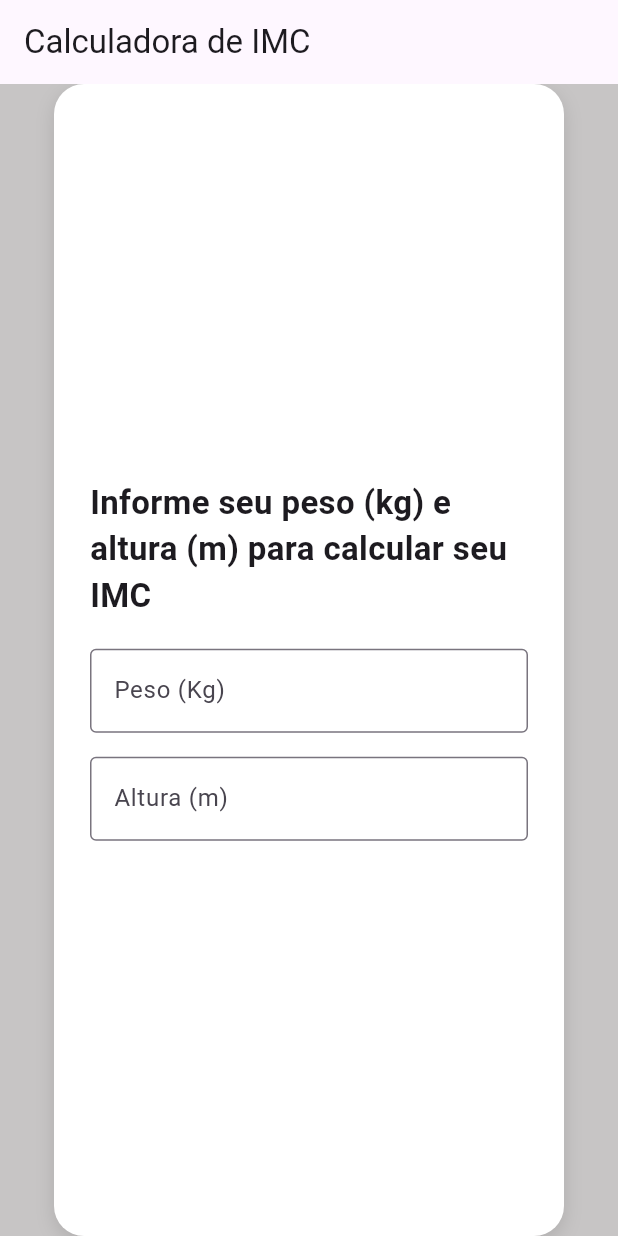
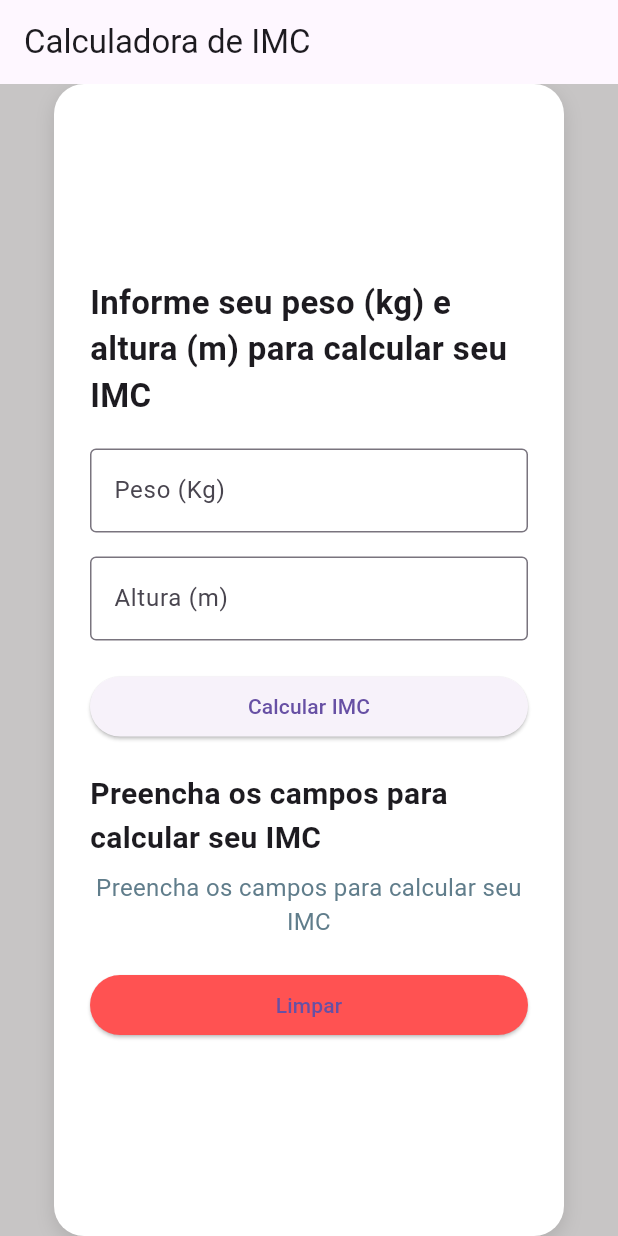
Before and after one commit to Matheus-Pinheiro1/Estudos_Flutter, a Flutter app: the screen it shows after launch, on a phone screen of 412 x 824 dp. Run offline on Flutter 3.47's test engine with Material 3 defaults, Android fonts, the phone set to English and light mode, and no system bars.

Commit message:
Adição de avisos e cálculo do IMC na tela Principal.

```diff
--- a/ex_04_imc/lib/main.dart
+++ b/ex_04_imc/lib/main.dart
@@ -7,11 +7,10 @@ void main() {
 class MyApp extends StatelessWidget {
   const MyApp({super.key});
 
-
   @override
   Widget build(BuildContext context) {
     return const MaterialApp(
-      home:  ImcPage(),
+      home: ImcPage(),
       debugShowCheckedModeBanner: false,
     );
   }
@@ -25,16 +24,82 @@ class ImcPage extends StatefulWidget {
 }
 
 class _ImcPageState extends State<ImcPage> {
-  final TextEditingController _weightController = TextEditingController();
-  final TextEditingController _heightController = TextEditingController();
+  final TextEditingController weightController = TextEditingController();
+  final TextEditingController heightController = TextEditingController();
 
   double? _imc;
   String aviso = 'Preencha os campos para calcular seu IMC';
 
+  String getImcClassification(double value) {
+    if (value < 18.5) {
+      return 'Abaixo do peso';
+    }
+    if (value < 25) {
+      return 'Peso normal(Eutrófico)';
+    }
+    if (value < 30) {
+      return 'Sobrepeso';
+    }
+    if (value < 35) {
+      return 'Obesidade Grau I';
+    }
+    if (value < 40) {
+      return 'Obesidade Grau II';
+    }
+    return 'Obesidade Grau III(Mórbida)';
+  }
+
+  void calculateIMC() {
+    final String weightText = weightController.text;
+    final String heightText = heightController.text;
+
+    if (weightText.isEmpty || heightText.isEmpty) {
+      setState(() {
+        aviso = 'Preencha peso e altura para calcular o IMC';
+        _imc = null;
+      });
+      return;
+    }
+
+    final double? weight = double.tryParse(weightText);
+    final double? height = double.tryParse(heightText);
+
+    if (weight == null || height == null) {
+      setState(() {
+        aviso = 'Digite números válidos para peso e altura.';
+        _imc = null;
+      });
+      return;
+    }
+
+    if (height <= 0 || weight <= 0) {
+      setState(() {
+        aviso = 'Peso e altura devem ser maiores que zero.';
+        _imc = null;
+      });
+      return;
+    }
+
+    final double result = weight / (height * height);
+    setState(() {
+      _imc = result;
+      aviso = 'Resultado do seu IMC';
+    });
+  }
+
+  void clearFields() {
+    setState(() {
+      weightController.clear();
+      heightController.clear();
+      _imc = null;
+      aviso = 'Preencha os campos para calcular seu IMC';
+    });
+  }
+
   @override
   void dispose() {
-    _weightController.dispose();
-    _heightController.dispose();
+    weightController.dispose();
+    heightController.dispose();
     super.dispose();
   }
 
@@ -72,7 +137,7 @@ class _ImcPageState extends State<ImcPage> {
               ),
               const SizedBox(height: 20),
               TextField(
-                controller: _weightController,
+                controller: weightController,
                 keyboardType: TextInputType.numberWithOptions(decimal: true),
                 decoration: const InputDecoration(
                   labelText: 'Peso (Kg)',
@@ -81,11 +146,47 @@ class _ImcPageState extends State<ImcPage> {
               ),
               const SizedBox(height: 16),
                TextField(
-                controller: _heightController,
+                controller: heightController,
                 keyboardType: TextInputType.numberWithOptions(decimal: true),
                 decoration: const InputDecoration(
                   labelText: 'Altura (m)',
                   border: OutlineInputBorder(),
+                ),
+              ),
+              const SizedBox(height: 20),
+              SizedBox(
+                width: double.infinity,
+                child: ElevatedButton(
+                  onPressed: calculateIMC,
+                  child: const Text('Calcular IMC'),
+                ),
+              ),
+              const SizedBox(height: 20),
+              Text(
+                _imc == null ? aviso : 'Seu IMC é ${_imc!.toStringAsFixed(2)} - ${getImcClassification(_imc!)}',
+                style: const TextStyle(
+                  fontSize: 20,
+                  fontWeight: FontWeight.bold,
+                ),
+              ),
+              const SizedBox(height: 7),
+              Text(
+                aviso,
+                textAlign: TextAlign.center,
+                style: const TextStyle(
+                  fontSize: 16,
+                  color: Colors.blueGrey,
+                ),
+              ),
+                const SizedBox(height: 20),
+              SizedBox(
+                width: double.infinity,
+                child: ElevatedButton(
+                  onPressed: clearFields,
+                  style: ElevatedButton.styleFrom(
+                    backgroundColor: Colors.redAccent,
+                  ),
+                  child: const Text('Limpar'),
                 ),
               ),
             ],
```
